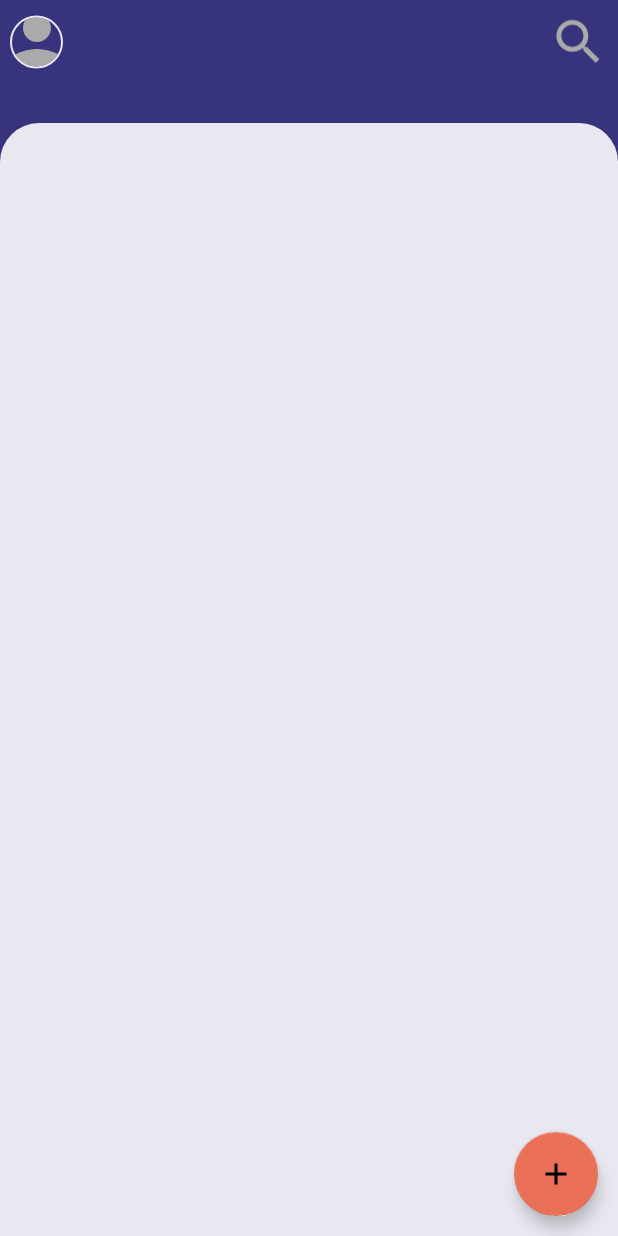
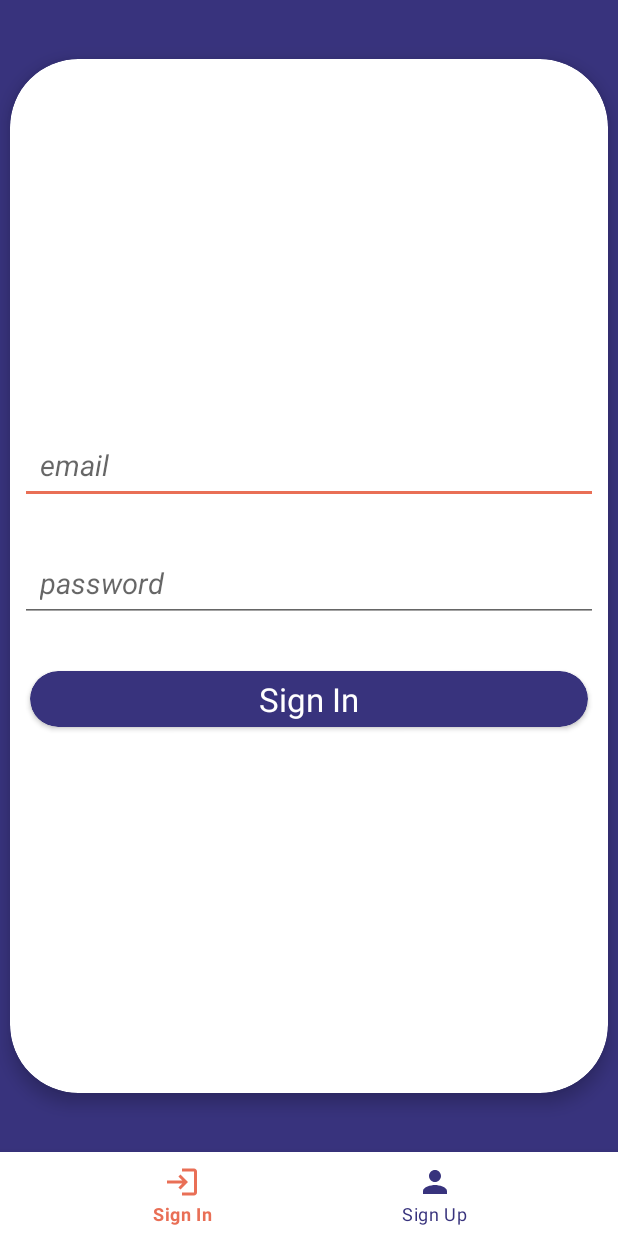
Before and after one commit to javohir-ergashboyev/chat_app_using_firebase, an Android app: the screen it shows after launch (MainActivity before the commit, AuthScreen after it), on a phone screen of 412 x 824 dp. Run offline under Robolectric (Android 15) with nearby library versions, the phone set to English and light mode, and no system bars; our stand-ins replace navigation-ui, sdp/ssp sizes.

Commit message:
Auth Page

```diff
--- /dev/null
+++ b/app/src/main/java/com/example/firebasetutorial/ui/activity/AuthScreen.kt
@@ -0,0 +1,19 @@
+package com.example.firebasetutorial.ui.activity
+
+import androidx.appcompat.app.AppCompatActivity
+import android.os.Bundle
+import androidx.navigation.Navigation
+import androidx.navigation.ui.NavigationUI
+import com.example.firebasetutorial.R
+import com.google.android.material.bottomnavigation.BottomNavigationView
+
+class AuthScreen : AppCompatActivity() {
+    override fun onCreate(savedInstanceState: Bundle?) {
+        super.onCreate(savedInstanceState)
+        setContentView(R.layout.activity_auth_screen)
+        //Setup Navigation
+        val bottomNavigationView = findViewById<BottomNavigationView>(R.id.auth_bottom)
+        val navController = Navigation.findNavController(this, R.id.fragmentContainerView)
+        NavigationUI.setupWithNavController(bottomNavigationView, navController)
+    }
+}
--- a/app/src/main/java/com/example/firebasetutorial/ui/activity/MainActivity.kt
+++ b/app/src/main/java/com/example/firebasetutorial/ui/activity/MainActivity.kt
@@ -1,7 +1,7 @@
 package com.example.firebasetutorial.ui.activity
 
+import android.os.Bundle
 import androidx.appcompat.app.AppCompatActivity
-import android.os.Bundle
 import com.example.firebasetutorial.R
 
 class MainActivity : AppCompatActivity() {
--- /dev/null
+++ b/app/src/main/java/com/example/firebasetutorial/ui/fragment/SignInFragment.kt
@@ -0,0 +1,18 @@
+package com.example.firebasetutorial.ui.fragment
+
+import android.os.Bundle
+import androidx.fragment.app.Fragment
+import android.view.LayoutInflater
+import android.view.View
+import android.view.ViewGroup
+import com.example.firebasetutorial.R
+
+class SignInFragment : Fragment() {
+
+    override fun onCreateView(
+        inflater: LayoutInflater, container: ViewGroup?,
+        savedInstanceState: Bundle?
+    ): View? {
+        return inflater.inflate(R.layout.fragment_sign_in, container, false)
+    }
+}
--- /dev/null
+++ b/app/src/main/res/drawable/bottom_selector.xml
@@ -0,0 +1,5 @@
+<?xml version="1.0" encoding="utf-8"?>
+<selector xmlns:android="http://schemas.android.com/apk/res/android">
+    <item android:state_checked="true" android:color="@color/badgeColor" />
+    <item android:state_checked="false" android:color="@color/accent" />
+</selector>
--- /dev/null
+++ b/app/src/main/res/drawable/ic_sign_in.xml
@@ -0,0 +1,9 @@
+<vector xmlns:android="http://schemas.android.com/apk/res/android"
+    android:width="24dp"
+    android:height="24dp"
+    android:viewportWidth="24"
+    android:viewportHeight="24">
+    <path
+        android:fillColor="@android:color/darker_gray"
+        android:pathData="M11,7L9.6,8.4l2.6,2.6H2v2h10.2l-2.6,2.6L11,17l5,-5L11,7zM20,19h-8v2h8c1.1,0 2,-0.9 2,-2V5c0,-1.1 -0.9,-2 -2,-2h-8v2h8V19z" />
+</vector>
--- /dev/null
+++ b/app/src/main/res/layout/activity_auth_screen.xml
@@ -0,0 +1,33 @@
+<?xml version="1.0" encoding="utf-8"?>
+<androidx.constraintlayout.widget.ConstraintLayout xmlns:android="http://schemas.android.com/apk/res/android"
+    xmlns:app="http://schemas.android.com/apk/res-auto"
+    xmlns:tools="http://schemas.android.com/tools"
+    android:layout_width="match_parent"
+    android:layout_height="match_parent"
+    tools:context=".ui.activity.AuthScreen">
+
+
+    <com.google.android.material.bottomnavigation.BottomNavigationView
+        android:id="@+id/auth_bottom"
+        android:layout_width="match_parent"
+        android:layout_height="wrap_content"
+        app:itemIconTint="@drawable/bottom_selector"
+        app:itemTextColor="@drawable/bottom_selector"
+        app:layout_constraintBottom_toBottomOf="parent"
+        app:layout_constraintEnd_toEndOf="parent"
+        app:layout_constraintStart_toStartOf="parent"
+        app:menu="@menu/bottom_menu" />
+
+    <fragment
+        android:id="@+id/fragmentContainerView"
+        android:name="androidx.navigation.fragment.NavHostFragment"
+        android:layout_width="match_parent"
+        android:layout_height="0dp"
+        app:defaultNavHost="true"
+        app:layout_constraintBottom_toTopOf="@id/auth_bottom"
+        app:layout_constraintEnd_toEndOf="parent"
+        app:layout_constraintStart_toStartOf="parent"
+        app:layout_constraintTop_toTopOf="parent"
+        app:navGraph="@navigation/nav_graph" />
+
+</androidx.constraintlayout.widget.ConstraintLayout>
--- /dev/null
+++ b/app/src/main/res/layout/fragment_sign_in.xml
@@ -0,0 +1,79 @@
+<?xml version="1.0" encoding="utf-8"?>
+<androidx.constraintlayout.widget.ConstraintLayout xmlns:android="http://schemas.android.com/apk/res/android"
+    xmlns:app="http://schemas.android.com/apk/res-auto"
+    xmlns:tools="http://schemas.android.com/tools"
+    android:layout_width="match_parent"
+    android:layout_height="match_parent"
+    android:background="@color/accent"
+    tools:context=".ui.fragment.SignInFragment">
+
+    <androidx.cardview.widget.CardView
+        android:layout_width="match_parent"
+        android:layout_height="match_parent"
+        android:layout_marginHorizontal="@dimen/_5sdp"
+        android:layout_marginVertical="@dimen/_30sdp"
+        app:cardCornerRadius="@dimen/_35sdp"
+        app:cardElevation="@dimen/_5sdp"
+        app:layout_constraintBottom_toBottomOf="parent"
+        app:layout_constraintEnd_toEndOf="parent"
+        app:layout_constraintStart_toStartOf="parent"
+        app:layout_constraintTop_toTopOf="parent">
+
+        <LinearLayout
+            android:layout_width="match_parent"
+            android:layout_height="match_parent"
+            android:gravity="center"
+            android:orientation="vertical">
+
+            <EditText
+                android:id="@+id/edt_sign_in_email"
+                android:layout_width="match_parent"
+                android:layout_height="wrap_content"
+                android:layout_marginHorizontal="@dimen/_5sdp"
+                android:layout_marginBottom="@dimen/_20sdp"
+                android:hint="email"
+                android:inputType="textEmailAddress"
+                android:padding="@dimen/_10sdp"
+                android:textColor="@color/black"
+                android:textSize="@dimen/_15ssp"
+                android:textStyle="italic" />
+
+            <EditText
+                android:id="@+id/edt_sign_in_password"
+                android:layout_width="match_parent"
+                android:layout_height="wrap_content"
+                android:layout_marginHorizontal="@dimen/_5sdp"
+                android:layout_marginBottom="@dimen/_20sdp"
+                android:hint="password"
+                android:inputType="textPassword"
+                android:padding="@dimen/_10sdp"
+                android:textColor="@color/black"
+                android:textSize="@dimen/_15ssp"
+                android:textStyle="italic" />
+
+            <androidx.cardview.widget.CardView
+                android:id="@+id/sign_in_btn"
+                android:layout_width="match_parent"
+                android:layout_height="wrap_content"
+                android:layout_marginHorizontal="@dimen/_10sdp"
+                android:layout_marginTop="@dimen/_5sdp"
+                android:clickable="true"
+                android:focusable="true"
+                app:cardBackgroundColor="@color/accent"
+                app:cardCornerRadius="@dimen/_300sdp">
+
+                <TextView
+                    android:layout_width="wrap_content"
+                    android:layout_height="wrap_content"
+                    android:layout_gravity="center"
+                    android:layout_marginVertical="@dimen/_3sdp"
+                    android:text="Sign In"
+                    android:textColor="@color/white"
+                    android:textSize="@dimen/_17ssp" />
+            </androidx.cardview.widget.CardView>
+        </LinearLayout>
+
+
+    </androidx.cardview.widget.CardView>
+
+</androidx.constraintlayout.widget.ConstraintLayout>
--- /dev/null
+++ b/app/src/main/res/menu/bottom_menu.xml
@@ -0,0 +1,13 @@
+<?xml version="1.0" encoding="utf-8"?>
+<menu xmlns:android="http://schemas.android.com/apk/res/android"
+    xmlns:app="http://schemas.android.com/apk/res-auto">
+
+    <item
+        android:id="@+id/signInFragment"
+        android:icon="@drawable/ic_sign_in"
+        android:title="Sign In" />
+    <item
+        android:id="@+id/signUpFragment"
+        android:icon="@drawable/ic_person"
+        android:title="Sign Up" />
+</menu>
--- /dev/null
+++ b/app/src/main/res/navigation/nav_graph.xml
@@ -0,0 +1,18 @@
+<?xml version="1.0" encoding="utf-8"?>
+<navigation xmlns:android="http://schemas.android.com/apk/res/android"
+    xmlns:app="http://schemas.android.com/apk/res-auto"
+    xmlns:tools="http://schemas.android.com/tools"
+    android:id="@+id/nav_graph"
+    app:startDestination="@id/signInFragment">
+
+    <fragment
+        android:id="@+id/signInFragment"
+        android:name="com.example.firebasetutorial.ui.fragment.SignInFragment"
+        android:label="fragment_sign_in"
+        tools:layout="@layout/fragment_sign_in" />
+    <fragment
+        android:id="@+id/signUpFragment"
+        android:name="com.example.firebasetutorial.ui.fragment.SignUpFragment"
+        android:label="fragment_sign_up"
+        tools:layout="@layout/fragment_sign_up" />
+</navigation>
--- a/app/src/main/res/values-night/themes.xml
+++ b/app/src/main/res/values-night/themes.xml
@@ -2,12 +2,12 @@
     <!-- Base application theme. -->
     <style name="Theme.FirebaseTutorial" parent="Theme.MaterialComponents.DayNight.DarkActionBar">
         <!-- Primary brand color. -->
-        <item name="colorPrimary">@color/purple_200</item>
-        <item name="colorPrimaryVariant">@color/purple_700</item>
-        <item name="colorOnPrimary">@color/black</item>
+        <item name="colorPrimary">@color/primary</item>
+        <item name="colorPrimaryVariant">@color/accent</item>
+        <item name="colorOnPrimary">@color/white</item>
         <!-- Secondary brand color. -->
-        <item name="colorSecondary">@color/teal_200</item>
-        <item name="colorSecondaryVariant">@color/teal_200</item>
+        <item name="colorSecondary">@color/badgeColor</item>
+        <item name="colorSecondaryVariant">@color/teal_700</item>
         <item name="colorOnSecondary">@color/black</item>
         <!-- Status bar color. -->
         <item name="android:statusBarColor" tools:targetApi="l">?attr/colorPrimaryVariant</item>
--- a/app/src/main/res/values/strings.xml
+++ b/app/src/main/res/values/strings.xml
@@ -1,3 +1,5 @@
 <resources>
     <string name="app_name">FirebaseTutorial</string>
+    <!-- TODO: Remove or change this placeholder text -->
+    <string name="hello_blank_fragment">Hello blank fragment</string>
 </resources>
--- a/gradle.properties
+++ b/gradle.properties
@@ -15,6 +15,7 @@ org.gradle.jvmargs=-Xmx2048m -Dfile.encoding=UTF-8
 # Android operating system, and which are packaged with your app"s APK
 # https://developer.android.com/topic/libraries/support-library/androidx-rn
 android.useAndroidX=true
+android.enableJetifier=true
 # Kotlin code style for this project: "official" or "obsolete":
 kotlin.code.style=official
 # Enables namespacing of each library's R class so that its R class includes only the
```
Also changed, not shown: app/src/main/AndroidManifest.xml (+12 -7 lines), app/src/main/java/com/example/firebasetutorial/ui/fragment/SignUpFragment.kt (added, +20 -0 lines), app/src/main/res/layout/fragment_sign_up.xml (added, +101 -0 lines).
